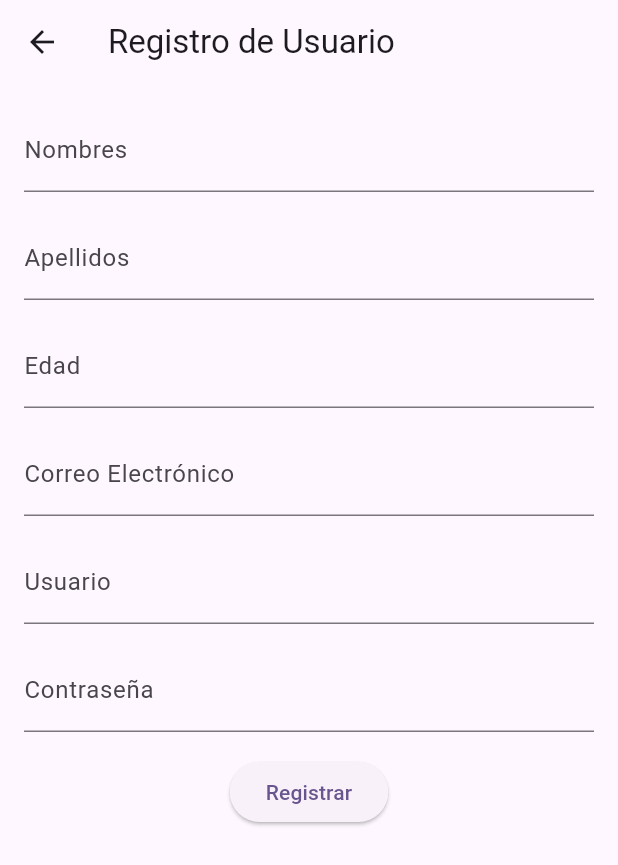
After one commit to Frael98/managment_streaming_accounts, a Flutter app: the SignUpScreen screen opened directly, on a phone screen of 412 x 824 dp. The commit adds this screen. Shown: the top 865 px of the screen. Run offline on Flutter 3.47's test engine with Material 3 defaults, Android fonts, the phone set to English and light mode, and no system bars; our stand-ins replace sqflite, toast; missing offline and left inert: dart:ffi; accounts and stored records are empty.

Commit message:
new features

```diff
--- /dev/null
+++ b/lib/forms/sign_up.dart
@@ -0,0 +1,136 @@
+import 'dart:developer';
+
+import 'package:f_managment_stream_accounts/controllers/user_controller.dart';
+import 'package:f_managment_stream_accounts/forms/login.dart';
+import 'package:f_managment_stream_accounts/models/user.dart';
+import 'package:flutter/material.dart';
+import 'package:toast/toast.dart';
+
+class SignUpScreen extends StatefulWidget {
+  const SignUpScreen({super.key});
+
+  @override
+  // ignore: library_private_types_in_public_api
+  _SignUpScreenState createState() => _SignUpScreenState();
+}
+
+class _SignUpScreenState extends State<SignUpScreen> {
+  final TextEditingController _firstNameController = TextEditingController();
+  final TextEditingController _lastNameController = TextEditingController();
+  final TextEditingController _userController = TextEditingController();
+  final TextEditingController _emailController = TextEditingController();
+  final TextEditingController _ageController = TextEditingController();
+  final TextEditingController _passwordController = TextEditingController();
+
+  @override
+  Widget build(BuildContext context) {
+    return Scaffold(
+        appBar: AppBar(
+          title: const Text('Registro de Usuario'),
+        ),
+        body: ListView(
+          children: [
+            Padding(
+              padding: const EdgeInsets.all(16.0),
+              child: Column(
+                mainAxisAlignment: MainAxisAlignment.center,
+                children: [
+                  TextField(
+                    controller: _firstNameController,
+                    decoration: const InputDecoration(labelText: 'Nombres'),
+                  ),
+                  const SizedBox(height: 16.0),
+                  TextField(
+                    controller: _lastNameController,
+                    decoration: const InputDecoration(labelText: 'Apellidos'),
+                  ),
+                  const SizedBox(height: 16.0),
+                  TextField(
+                    controller: _ageController,
+                    decoration: const InputDecoration(labelText: 'Edad'),
+                    keyboardType: TextInputType.number,
+                  ),
+                  const SizedBox(height: 16.0),
+                  TextField(
+                    controller: _emailController,
+                    decoration:
+                        const InputDecoration(labelText: 'Correo Electrónico'),
+                    keyboardType: TextInputType.emailAddress,
+                  ),
+                  const SizedBox(height: 16.0),
+                  TextField(
+                    controller: _userController,
+                    decoration: const InputDecoration(labelText: 'Usuario'),
+                  ),
+                  const SizedBox(height: 16.0),
+                  TextField(
+                    controller: _passwordController,
+                    decoration: const InputDecoration(labelText: 'Contraseña'),
+                    obscureText: true,
+                  ),
+                  const SizedBox(height: 16.0),
+                  ElevatedButton(
+                    onPressed: () {
+                      registerUser(context);
+                    },
+                    child: const Text('Registrar'),
+                  ),
+                ],
+              ),
+            ),
+          ],
+        ));
+  }
+
+  /// Limpiar campos
+  void limpiarTexts() {
+    _userController.text = '';
+    _firstNameController.text = '';
+    _passwordController.text = '';
+    _lastNameController.text = '';
+    _ageController.text = '';
+    _emailController.text = '';
+  }
+
+  void registerUser(BuildContext context) async {
+    String user = _userController.text.trim();
+    String name = _firstNameController.text.trim();
+    String lastname = _lastNameController.text.trim();
+    int age = int.tryParse(_ageController.text) ?? 0;
+    String email = _emailController.text.trim();
+    String password = _passwordController.text.trim();
+
+    User newUser = User(
+        name: name,
+        lastname: lastname,
+        user: user,
+        email: email,
+        age: age,
+        password: password);
+
+    try {
+
+      await UserController.addUser(newUser);
+      limpiarTexts();
+      showToast('Ud ha sido registrado correctamente!');
+
+      // Redirige a la pantalla de perfil del usuario después del registro
+       // ignore: use_build_context_synchronously
+       Navigator.push(
+        context,
+        MaterialPageRoute(
+            builder: (context) => const LogIn(
+                  title: '',
+                )),
+      );
+    } catch (e) {
+      log('Error al registrar al usuario: $e');
+      showToast('Error al registrar al usuario: $e');
+    }
+  }
+
+  //Muestra mensajes
+  void showToast(String message) {
+    Toast.show(message, duration: Toast.lengthLong, gravity: Toast.bottom);
+  }
+}
```
Also changed, not shown: lib/forms/client_form.dart (added, +101 -0 lines), lib/forms/home.dart (+5 -4 lines), lib/forms/login.dart (+26 -19 lines), lib/forms/register.dart (deleted).
